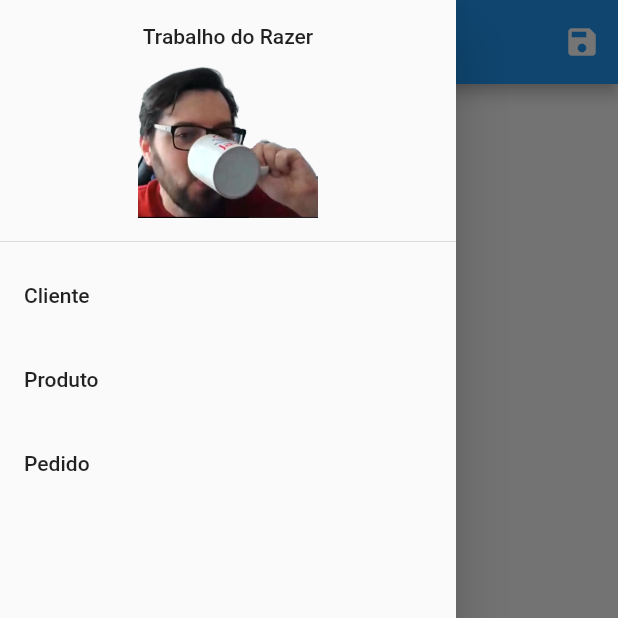
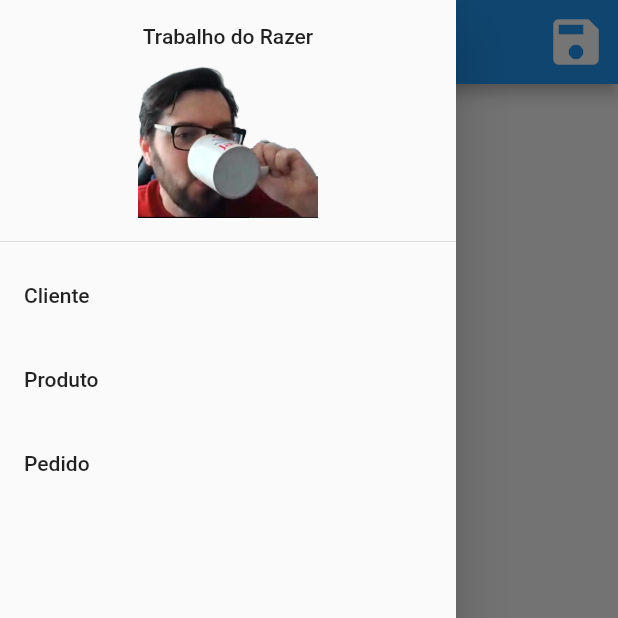
Before and after one commit to gbrandalise/das-trabalho-angular, a Flutter app: the ClientPage screen opened by its route, with the side drawer open, on a phone screen of 412 x 824 dp, the top half of it. Run offline on Flutter 3.47's test engine with Material 2 defaults, Android fonts, the phone set to English and light mode, and no system bars.

Commit message:
adding padding bottom on listview of pages changing size of icon save

```diff
--- a/mobile/lib/client/pages/client.page.dart
+++ b/mobile/lib/client/pages/client.page.dart
@@ -21,6 +21,7 @@ class _ClientPageState extends State<ClientPage> {
         actions: [
           IconButton(
             icon: const Icon(Icons.save),
+            iconSize: 40,
             onPressed: () {},
           )
         ],
--- a/mobile/lib/client/pages/clients.page.dart
+++ b/mobile/lib/client/pages/clients.page.dart
@@ -46,6 +46,7 @@ class _ClientsPageState extends State<ClientsPage> {
         const PageTitle('Lista de Clientes'),
         Expanded(
           child: ListView.builder(
+            padding: const EdgeInsetsDirectional.fromSTEB(0, 10, 0, 100),
             itemCount: _list.length,
             itemBuilder: (context, index) {
               final Client client = _list[index];
--- a/mobile/lib/product/pages/products.page.dart
+++ b/mobile/lib/product/pages/products.page.dart
@@ -45,7 +45,7 @@ class _ProductsPageState extends State<ProductsPage> {
         const PageTitle('Lista de Produtos'),
         Expanded(
           child: ListView.builder(
-            padding: const EdgeInsetsDirectional.fromSTEB(0, 10, 0, 10),
+            padding: const EdgeInsetsDirectional.fromSTEB(0, 10, 0, 100),
             itemCount: _list.length,
             itemBuilder: (context, index) {
               final Product item = _list[index];
--- a/mobile/lib/purchase-order/pages/purchase-orders.page.dart
+++ b/mobile/lib/purchase-order/pages/purchase-orders.page.dart
@@ -103,7 +103,7 @@ class _PurchaseOrdersPageState extends State<PurchaseOrdersPage> {
           ),
           Expanded(
             child: ListView.builder(
-              padding: const EdgeInsetsDirectional.fromSTEB(0, 10, 0, 10),
+              padding: const EdgeInsetsDirectional.fromSTEB(0, 10, 0, 100),
               itemCount: _list.length,
               itemBuilder: (context, index) {
                 final PurchaseOrder item = _list[index];
```
